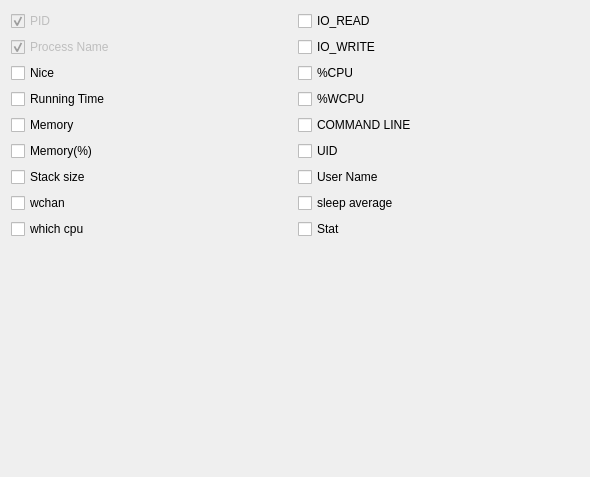
Above: qjdoptions.ui from xtfllbl/qjdprocess before the change. Below: the same form after it.
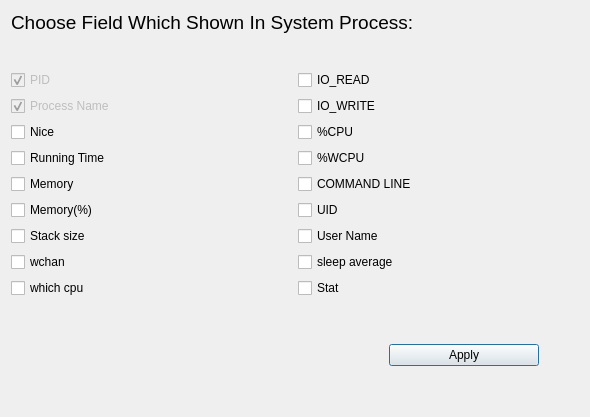
That is the form after the change. Icons and pictures are not drawn.

What changed in the file:
```diff
--- a/qjdoptions.ui
+++ b/qjdoptions.ui
@@ -7,20 +7,51 @@
     <x>0</x>
     <y>0</y>
     <width>590</width>
-    <height>477</height>
+    <height>417</height>
    </rect>
   </property>
   <property name="windowTitle">
    <string>Dialog</string>
   </property>
   <layout class="QGridLayout" name="gridLayout_2">
-   <item row="0" column="0">
+   <item row="0" column="0" colspan="2">
+    <widget class="QLabel" name="label">
+     <property name="font">
+      <font>
+       <pointsize>14</pointsize>
+      </font>
+     </property>
+     <property name="text">
+      <string>Choose Field Which Shown In System Process:</string>
+     </property>
+    </widget>
+   </item>
+   <item row="1" column="0">
+    <spacer name="verticalSpacer_2">
+     <property name="orientation">
+      <enum>Qt::Vertical</enum>
+     </property>
+     <property name="sizeHint" stdset="0">
+      <size>
+       <width>17</width>
+       <height>12</height>
+      </size>
+     </property>
+    </spacer>
+   </item>
+   <item row="2" column="0" colspan="2">
     <layout class="QGridLayout" name="gridLayout">
      <item row="0" column="0">
       <widget class="QCheckBox" name="chkPID">
        <property name="enabled">
         <bool>false</bool>
        </property>
+       <property name="maximumSize">
+        <size>
+         <width>300</width>
+         <height>16777215</height>
+        </size>
+       </property>
        <property name="toolTip">
         <string>The task’s unique process ID, which periodically wraps, though never restarting at zero.
 </string>
@@ -41,6 +72,12 @@
      </item>
      <item row="0" column="1">
       <widget class="QCheckBox" name="chkIOREAD">
+       <property name="maximumSize">
+        <size>
+         <width>300</width>
+         <height>16777215</height>
+        </size>
+       </property>
        <property name="text">
         <string>IO_READ</string>
        </property>
@@ -54,6 +91,12 @@
        <property name="enabled">
         <bool>false</bool>
        </property>
+       <property name="maximumSize">
+        <size>
+         <width>300</width>
+         <height>16777215</height>
+        </size>
+       </property>
        <property name="text">
         <string>Process Name</string>
        </property>
@@ -64,6 +107,12 @@
      </item>
      <item row="1" column="1">
       <widget class="QCheckBox" name="chkIOWRITE">
+       <property name="maximumSize">
+        <size>
+         <width>300</width>
+         <height>16777215</height>
+        </size>
+       </property>
        <property name="text">
         <string>IO_WRITE</string>
        </property>
@@ -74,6 +123,12 @@
      </item>
      <item row="2" column="0">
       <widget class="QCheckBox" name="chkNice">
+       <property name="maximumSize">
+        <size>
+         <width>300</width>
+         <height>16777215</height>
+        </size>
+       </property>
        <property name="toolTip">
         <string>The nice value of the task.  A negative nice value means higher pri-ority,  whereas a positive nice value means lower priority.  Zero in this field simply means priority will not be adjusted in determining a task`s dispatchability.
 </string>
@@ -88,6 +143,12 @@
      </item>
      <item row="2" column="1">
       <widget class="QCheckBox" name="chkPCPU">
+       <property name="maximumSize">
+        <size>
+         <width>300</width>
+         <height>16777215</height>
+        </size>
+       </property>
        <property name="toolTip">
         <string>The  task’s  share  of  the  elapsed  CPU time since the last screen update, expressed as a percentage of total CPU time.  In a true  SMP environment,  if  ’Irix  mode’  is Off, top will operate in ’Solaris mode’ where a task’s cpu usage will be divided by the  total  number of  CPUs.   You toggle ’Irix/Solaris’ modes with the ’I’ interactive command.
 </string>
@@ -102,6 +163,12 @@
      </item>
      <item row="3" column="0">
       <widget class="QCheckBox" name="chkStartTime">
+       <property name="maximumSize">
+        <size>
+         <width>300</width>
+         <height>16777215</height>
+        </size>
+       </property>
        <property name="toolTip">
         <string>Total CPU time the task has used since it started.  When ’Cumulative mode’  is  On,  each process is listed with the cpu time that it and its dead children has used.  You toggle ’Cumulative mode’ with  ’S’, which  is a command-line option and an interactive command.  See the ’S’ interactive command for additional  information  regarding  this mode.
 </string>
@@ -116,6 +183,12 @@
      </item>
      <item row="3" column="1">
       <widget class="QCheckBox" name="chkWCPU">
+       <property name="maximumSize">
+        <size>
+         <width>300</width>
+         <height>16777215</height>
+        </size>
+       </property>
        <property name="text">
         <string>%WCPU</string>
        </property>
@@ -126,6 +199,12 @@
      </item>
      <item row="4" column="0">
       <widget class="QCheckBox" name="chkMem">
+       <property name="maximumSize">
+        <size>
+         <width>300</width>
+         <height>16777215</height>
+        </size>
+       </property>
        <property name="text">
         <string>Memory</string>
        </property>
@@ -136,6 +215,12 @@
      </item>
      <item row="4" column="1">
       <widget class="QCheckBox" name="chkCMDline">
+       <property name="maximumSize">
+        <size>
+         <width>300</width>
+         <height>16777215</height>
+        </size>
+       </property>
        <property name="toolTip">
         <string>Display the command line used to start a task or  the  name  of  the associated  program.   You toggle between command line and name with’c’, which is both a command-line option and an interactive command.
 </string>
@@ -150,6 +235,12 @@
      </item>
      <item row="5" column="0">
       <widget class="QCheckBox" name="chkPMem">
+       <property name="maximumSize">
+        <size>
+         <width>300</width>
+         <height>16777215</height>
+        </size>
+       </property>
        <property name="toolTip">
         <string>A task’s currently used share of available physical memory.
 </string>
@@ -164,6 +255,12 @@
      </item>
      <item row="5" column="1">
       <widget class="QCheckBox" name="chkUID">
+       <property name="maximumSize">
+        <size>
+         <width>300</width>
+         <height>16777215</height>
+        </size>
+       </property>
        <property name="toolTip">
         <string>The effective user ID of the task’s owner.
 </string>
@@ -178,6 +275,12 @@
      </item>
      <item row="6" column="0">
       <widget class="QCheckBox" name="chkStackSize">
+       <property name="maximumSize">
+        <size>
+         <width>300</width>
+         <height>16777215</height>
+        </size>
+       </property>
        <property name="text">
         <string>Stack size</string>
        </property>
@@ -188,6 +291,12 @@
      </item>
      <item row="6" column="1">
       <widget class="QCheckBox" name="chkUsrName">
+       <property name="maximumSize">
+        <size>
+         <width>300</width>
+         <height>16777215</height>
+        </size>
+       </property>
        <property name="toolTip">
         <string>The effective user name of the task’s owner.
 </string>
@@ -202,6 +311,12 @@
      </item>
      <item row="7" column="0">
       <widget class="QCheckBox" name="chkWchan">
+       <property name="maximumSize">
+        <size>
+         <width>300</width>
+         <height>16777215</height>
+        </size>
+       </property>
        <property name="toolTip">
         <string>Depending on the availability of the kernel link map (’System.map’), this field will show the name or the address of the kernel  function in which the task is currently sleeping.  Running tasks will display a dash (’-’) in this column.
 </string>
@@ -216,6 +331,12 @@
      </item>
      <item row="7" column="1">
       <widget class="QCheckBox" name="chkSleepAvg">
+       <property name="maximumSize">
+        <size>
+         <width>300</width>
+         <height>16777215</height>
+        </size>
+       </property>
        <property name="text">
         <string>sleep average</string>
        </property>
@@ -226,6 +347,12 @@
      </item>
      <item row="8" column="0">
       <widget class="QCheckBox" name="chkWhichCPU">
+       <property name="maximumSize">
+        <size>
+         <width>300</width>
+         <height>16777215</height>
+        </size>
+       </property>
        <property name="toolTip">
         <string>A  number representing the last used processor.  In a true SMP environment this will likely change frequently since the  kernel  intentionally  uses weak affinity.  Also, the very act of running top may break this weak affinity and cause more  processes  to  change  CPUs more often (because of the extra demand for cpu time).
 </string>
@@ -243,6 +370,12 @@
        <property name="enabled">
         <bool>true</bool>
        </property>
+       <property name="maximumSize">
+        <size>
+         <width>300</width>
+         <height>16777215</height>
+        </size>
+       </property>
        <property name="toolTip">
         <string>The status of the task which can be one of:
              ’D’ = uninterruptible sleep
@@ -262,21 +395,94 @@
      </item>
     </layout>
    </item>
-   <item row="1" column="0">
-    <layout class="QHBoxLayout" name="horizontalLayout"/>
-   </item>
-   <item row="2" column="0">
-    <spacer name="verticalSpacer">
-     <property name="orientation">
-      <enum>Qt::Vertical</enum>
-     </property>
-     <property name="sizeHint" stdset="0">
-      <size>
-       <width>20</width>
-       <height>40</height>
-      </size>
-     </property>
-    </spacer>
+   <item row="3" column="1">
+    <layout class="QVBoxLayout" name="verticalLayout">
+     <item>
+      <spacer name="verticalSpacer_3">
+       <property name="orientation">
+        <enum>Qt::Vertical</enum>
+       </property>
+       <property name="sizeHint" stdset="0">
+        <size>
+         <width>20</width>
+         <height>40</height>
+        </size>
+       </property>
+      </spacer>
+     </item>
+     <item>
+      <layout class="QHBoxLayout" name="horizontalLayout">
+       <item>
+        <spacer name="horizontalSpacer">
+         <property name="orientation">
+          <enum>Qt::Horizontal</enum>
+         </property>
+         <property name="sizeType">
+          <enum>QSizePolicy::Preferred</enum>
+         </property>
+         <property name="sizeHint" stdset="0">
+          <size>
+           <width>150</width>
+           <height>20</height>
+          </size>
+         </property>
+        </spacer>
+       </item>
+       <item>
+        <widget class="QPushButton" name="btnApply">
+         <property name="minimumSize">
+          <size>
+           <width>150</width>
+           <height>0</height>
+          </size>
+         </property>
+         <property name="maximumSize">
+          <size>
+           <width>150</width>
+           <height>16777215</height>
+          </size>
+         </property>
+         <property name="text">
+          <string>Apply</string>
+         </property>
+         <property name="icon">
+          <iconset resource="image.qrc">
+           <normaloff>:/image/use/package-installed-updated.png</normaloff>:/image/use/package-installed-updated.png</iconset>
+         </property>
+        </widget>
+       </item>
+       <item>
+        <spacer name="horizontalSpacer_2">
+         <property name="orientation">
+          <enum>Qt::Horizontal</enum>
+         </property>
+         <property name="sizeType">
+          <enum>QSizePolicy::Preferred</enum>
+         </property>
+         <property name="sizeHint" stdset="0">
+          <size>
+           <width>40</width>
+           <height>20</height>
+          </size>
+         </property>
+        </spacer>
+       </item>
+      </layout>
+     </item>
+     <item>
+      <spacer name="verticalSpacer">
+       <property name="orientation">
+        <enum>Qt::Vertical</enum>
+       </property>
+       <property name="sizeHint" stdset="0">
+        <size>
+         <width>20</width>
+         <height>40</height>
+        </size>
+       </property>
+      </spacer>
+     </item>
+    </layout>
    </item>
   </layout>
  </widget>
```
Left out of the diff: 4 changed lines with no effect on the pictures.
